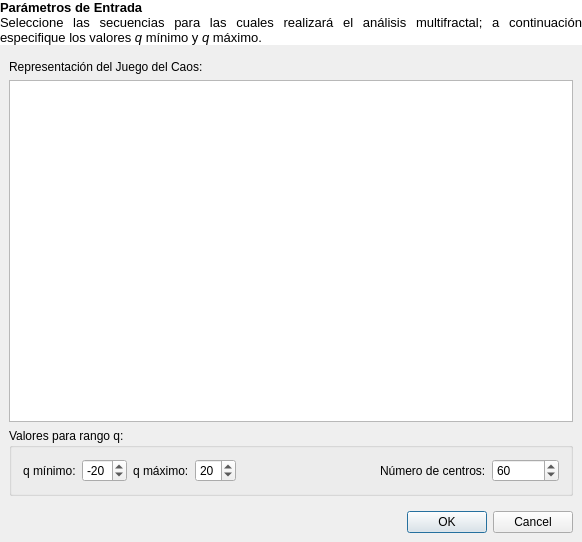
Above: src/gui/MfaParametersForm.ui from hspitia/GenomAMf before the change. Below: the same form after it.
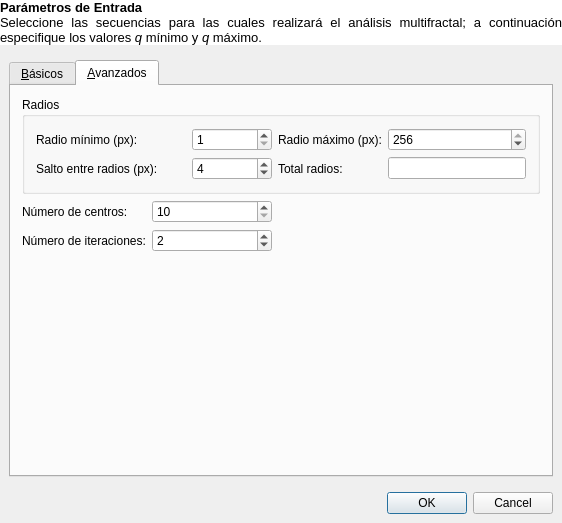
That is the form after the change. The open tabs and pages were chosen to show the change. Icons and pictures are not drawn.

What changed in the file:
```diff
--- a/src/gui/MfaParametersForm.ui
+++ b/src/gui/MfaParametersForm.ui
@@ -6,8 +6,8 @@
    <rect>
     <x>0</x>
     <y>0</y>
-    <width>582</width>
-    <height>542</height>
+    <width>562</width>
+    <height>523</height>
    </rect>
   </property>
   <property name="windowTitle">
@@ -17,13 +17,11 @@
    <iconset resource="../../resources/resources.qrc">
     <normaloff>:/icons/mfa.png</normaloff>:/icons/mfa.png</iconset>
   </property>
-  <layout class="QGridLayout" name="gridLayout_2">
+  <layout class="QGridLayout" name="gridLayout_10">
    <property name="margin">
     <number>0</number>
    </property>
    <item row="0" column="0">
-    <layout class="QGridLayout" name="gridLayout">
-     <item row="1" column="0">
       <widget class="QLabel" name="instructionsLabel">
        <property name="styleSheet">
         <string notr="true">QLabel{background-color: rgb(255, 255, 255);}
@@ -51,17 +49,33 @@
        </property>
       </widget>
      </item>
-     <item row="2" column="0">
-      <layout class="QVBoxLayout" name="verticalLayout_2">
+   <item row="1" column="0">
+    <layout class="QGridLayout" name="gridLayout_9">
        <property name="margin">
         <number>9</number>
        </property>
-       <item>
+     <item row="0" column="0">
+      <widget class="QTabWidget" name="tabWidget">
+       <property name="minimumSize">
+        <size>
+         <width>500</width>
+         <height>0</height>
+        </size>
+       </property>
+       <property name="currentIndex">
+        <number>0</number>
+       </property>
+       <widget class="QWidget" name="tab">
+        <attribute name="title">
+         <string>&amp;Básicos</string>
+        </attribute>
+        <layout class="QGridLayout" name="gridLayout">
+         <item row="0" column="0">
         <layout class="QVBoxLayout" name="verticalLayout">
          <item>
           <widget class="QLabel" name="cgrlabel">
            <property name="text">
-            <string>Representación del Juego del Caos:</string>
+              <string>Secuencias:</string>
            </property>
           </widget>
          </item>
@@ -98,7 +112,7 @@
          </item>
         </layout>
        </item>
-       <item>
+         <item row="1" column="0">
         <widget class="QGroupBox" name="qValuesGroupBox">
          <property name="title">
           <string>Valores para rango q:</string>
@@ -109,20 +123,24 @@
          <property name="checkable">
           <bool>false</bool>
          </property>
-         <layout class="QHBoxLayout" name="horizontalLayout_5">
-          <item>
-           <layout class="QHBoxLayout" name="horizontalLayout_3">
-            <item>
-             <layout class="QHBoxLayout" name="horizontalLayout_2">
-              <item>
+           <layout class="QGridLayout" name="gridLayout_8">
+            <item row="0" column="0">
+             <layout class="QGridLayout" name="gridLayout_7">
+              <item row="0" column="0">
                <widget class="QLabel" name="qMinLabel">
                 <property name="text">
                  <string>q mínimo:</string>
                 </property>
                </widget>
               </item>
-              <item>
-               <widget class="QSpinBox" name="qMinSpinBox">
+              <item row="0" column="1">
+               <widget class="QSpinBox" name="minQSpinBox">
+                <property name="minimumSize">
+                 <size>
+                  <width>80</width>
+                  <height>0</height>
+                 </size>
+                </property>
                 <property name="minimum">
                  <number>-70</number>
                 </property>
@@ -134,19 +152,21 @@
                 </property>
                </widget>
               </item>
-             </layout>
-            </item>
-            <item>
-             <layout class="QHBoxLayout" name="horizontalLayout">
-              <item>
+              <item row="0" column="2">
                <widget class="QLabel" name="qMaxLabel">
                 <property name="text">
                  <string>q máximo:</string>
                 </property>
                </widget>
               </item>
-              <item>
-               <widget class="QSpinBox" name="qMaxSpinBox">
+              <item row="0" column="3">
+               <widget class="QSpinBox" name="maxQSpinBox">
+                <property name="minimumSize">
+                 <size>
+                  <width>80</width>
+                  <height>0</height>
+                 </size>
+                </property>
                 <property name="minimum">
                  <number>2</number>
                 </property>
@@ -158,7 +178,7 @@
                 </property>
                </widget>
               </item>
-              <item>
+              <item row="0" column="4">
                <spacer name="horizontalSpacer">
                 <property name="orientation">
                  <enum>Qt::Horizontal</enum>
@@ -173,17 +193,183 @@
               </item>
              </layout>
             </item>
-            <item>
+           </layout>
+          </widget>
+         </item>
+        </layout>
+       </widget>
+       <widget class="QWidget" name="tab_2">
+        <attribute name="title">
+         <string>&amp;Avanzados</string>
+        </attribute>
+        <layout class="QGridLayout" name="gridLayout_6">
+         <item row="0" column="0">
+          <layout class="QGridLayout" name="gridLayout_5">
+           <item row="0" column="0">
+            <widget class="QGroupBox" name="groupBox">
+             <property name="title">
+              <string>Radios</string>
+             </property>
+             <layout class="QGridLayout" name="gridLayout_3">
+              <item row="0" column="0">
+               <layout class="QGridLayout" name="gridLayout_2">
+                <item row="0" column="0">
+                 <widget class="QLabel" name="MinRLabel">
+                  <property name="minimumSize">
+                   <size>
+                    <width>125</width>
+                    <height>0</height>
+                   </size>
+                  </property>
+                  <property name="text">
+                   <string>Radio mínimo (px):</string>
+                  </property>
+                 </widget>
+                </item>
+                <item row="0" column="1">
+                 <widget class="QSpinBox" name="minRSpinBox">
+                  <property name="minimumSize">
+                   <size>
+                    <width>80</width>
+                    <height>0</height>
+                   </size>
+                  </property>
+                  <property name="minimum">
+                   <number>1</number>
+                  </property>
+                  <property name="maximum">
+                   <number>250</number>
+                  </property>
+                 </widget>
+                </item>
+                <item row="0" column="2">
+                 <widget class="QLabel" name="MaxRLabel">
+                  <property name="frameShape">
+                   <enum>QFrame::NoFrame</enum>
+                  </property>
+                  <property name="text">
+                   <string>Radio máximo (px):</string>
+                  </property>
+                 </widget>
+                </item>
+                <item row="0" column="3">
+                 <widget class="QSpinBox" name="maxRSpinBox">
+                  <property name="minimumSize">
+                   <size>
+                    <width>80</width>
+                    <height>0</height>
+                   </size>
+                  </property>
+                  <property name="minimum">
+                   <number>1</number>
+                  </property>
+                  <property name="maximum">
+                   <number>256</number>
+                  </property>
+                  <property name="value">
+                   <number>256</number>
+                  </property>
+                 </widget>
+                </item>
+                <item row="1" column="0">
+                 <widget class="QLabel" name="radiusStepLabel">
+                  <property name="minimumSize">
+                   <size>
+                    <width>150</width>
+                    <height>0</height>
+                   </size>
+                  </property>
+                  <property name="text">
+                   <string>Salto entre radios (px):</string>
+                  </property>
+                 </widget>
+                </item>
+                <item row="1" column="1">
+                 <widget class="QSpinBox" name="radiusStepSpinBox">
+                  <property name="minimumSize">
+                   <size>
+                    <width>80</width>
+                    <height>0</height>
+                   </size>
+                  </property>
+                  <property name="maximum">
+                   <number>32</number>
+                  </property>
+                  <property name="value">
+                   <number>4</number>
+                  </property>
+                 </widget>
+                </item>
+                <item row="1" column="2">
+                 <widget class="QLabel" name="totalRadiiLabel">
+                  <property name="text">
+                   <string>Total radios:</string>
+                  </property>
+                 </widget>
+                </item>
+                <item row="1" column="3">
+                 <widget class="QLineEdit" name="totalRadii">
+                  <property name="minimumSize">
+                   <size>
+                    <width>80</width>
+                    <height>0</height>
+                   </size>
+                  </property>
+                 </widget>
+                </item>
+               </layout>
+              </item>
+             </layout>
+            </widget>
+           </item>
+           <item row="1" column="0">
+            <layout class="QGridLayout" name="gridLayout_4">
+             <item row="0" column="0">
              <widget class="QLabel" name="nCentersLabel">
               <property name="text">
                <string>Número de centros:</string>
               </property>
              </widget>
             </item>
-            <item>
+             <item row="0" column="1">
              <widget class="QSpinBox" name="nCentersSpinBox">
+               <property name="minimumSize">
+                <size>
+                 <width>120</width>
+                 <height>0</height>
+                </size>
+               </property>
               <property name="minimum">
                <number>10</number>
+               </property>
+               <property name="maximum">
+                <number>1000</number>
+               </property>
+               <property name="singleStep">
+                <number>10</number>
+               </property>
+               <property name="value">
+                <number>10</number>
+               </property>
+              </widget>
+             </item>
+             <item row="1" column="0">
+              <widget class="QLabel" name="nIterationsLabel">
+               <property name="text">
+                <string>Número de iteraciones:</string>
+               </property>
+              </widget>
+             </item>
+             <item row="1" column="1">
+              <widget class="QSpinBox" name="nIterationsSpinBox">
+               <property name="minimumSize">
+                <size>
+                 <width>120</width>
+                 <height>0</height>
+                </size>
+               </property>
+               <property name="minimum">
+                <number>1</number>
               </property>
               <property name="maximum">
                <number>100000</number>
@@ -192,16 +378,45 @@
                <number>10</number>
               </property>
               <property name="value">
-               <number>60</number>
+                <number>2</number>
               </property>
              </widget>
             </item>
+             <item row="0" column="2">
+              <spacer name="horizontalSpacer_3">
+               <property name="orientation">
+                <enum>Qt::Horizontal</enum>
+               </property>
+               <property name="sizeHint" stdset="0">
+                <size>
+                 <width>40</width>
+                 <height>20</height>
+                </size>
+               </property>
+              </spacer>
+             </item>
            </layout>
           </item>
          </layout>
-        </widget>
-       </item>
-       <item>
+         </item>
+         <item row="1" column="0">
+          <spacer name="verticalSpacer">
+           <property name="orientation">
+            <enum>Qt::Vertical</enum>
+           </property>
+           <property name="sizeHint" stdset="0">
+            <size>
+             <width>20</width>
+             <height>40</height>
+            </size>
+           </property>
+          </spacer>
+         </item>
+        </layout>
+       </widget>
+      </widget>
+     </item>
+     <item row="1" column="0">
         <layout class="QHBoxLayout" name="horizontalLayout_4">
          <property name="topMargin">
           <number>9</number>
@@ -225,8 +440,6 @@
             <set>QDialogButtonBox::Cancel|QDialogButtonBox::Ok</set>
            </property>
           </widget>
-         </item>
-        </layout>
        </item>
       </layout>
      </item>
```
Left out of the diff: 5 changed lines with no effect on the pictures. Lines whose indentation alone changed are shown as unchanged.
